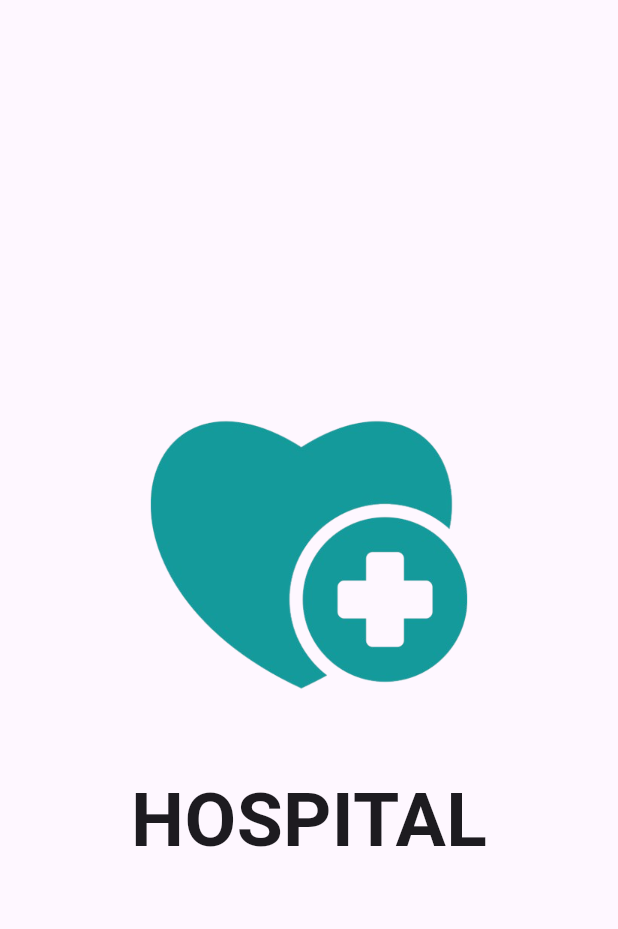
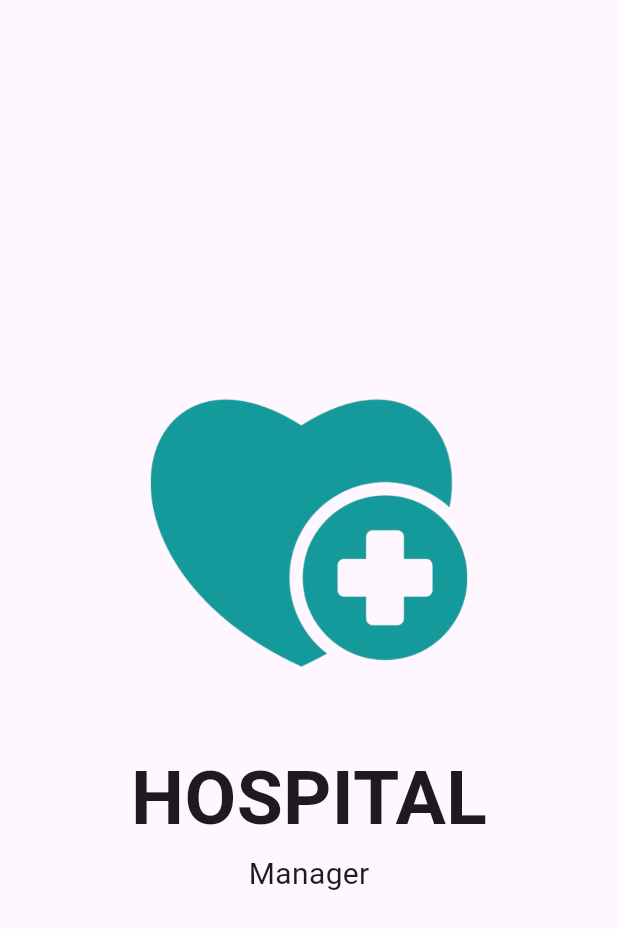
Before and after one commit to AthiraaAthi/hospitalManagement_ui, a Flutter app: the screen it shows after launch, on a phone screen of 412 x 824 dp. Shown: the top 929 px of the screen. Run offline on Flutter 3.47's test engine with Material 3 defaults, Android fonts, the phone set to English and light mode, and no system bars.

Commit message:
added  label after title to splash screen for improved context

```diff
--- a/lib/view/splash/splash_screen.dart
+++ b/lib/view/splash/splash_screen.dart
@@ -27,6 +27,7 @@ class SplashScreen extends StatelessWidget {
               "HOSPITAL",
               style: TextStyle(fontSize: 50, fontWeight: FontWeight.bold),
             ),
+            Text("Manager", style: TextStyle(fontSize: 20)),
           ],
         ),
       ),
```
